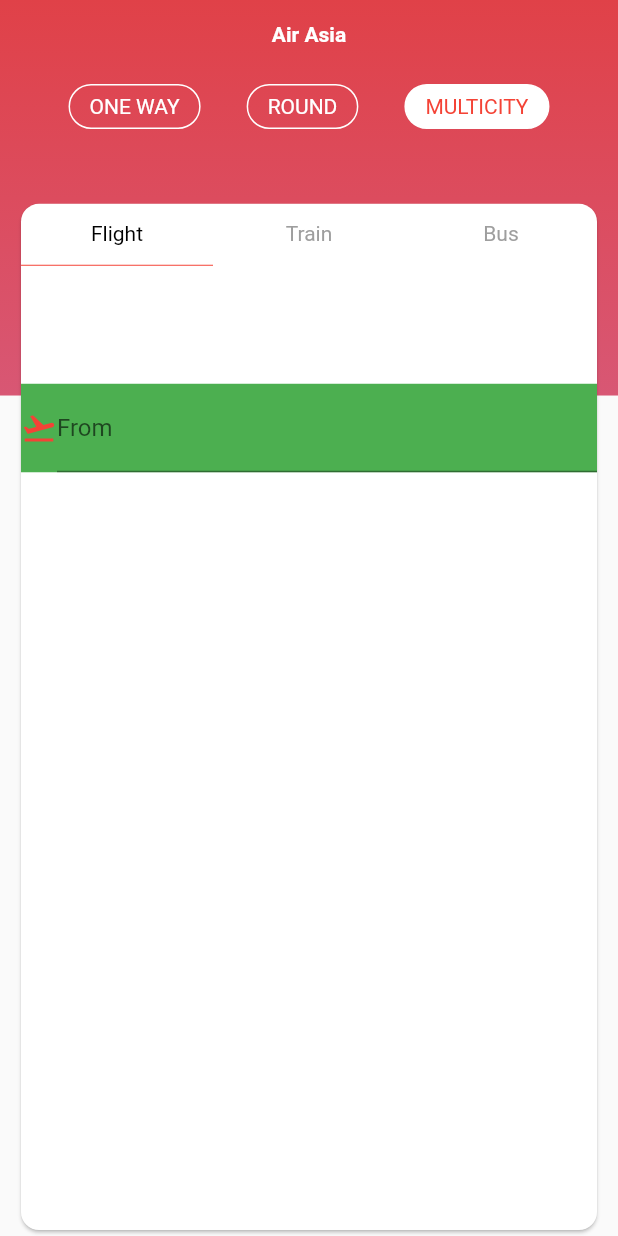
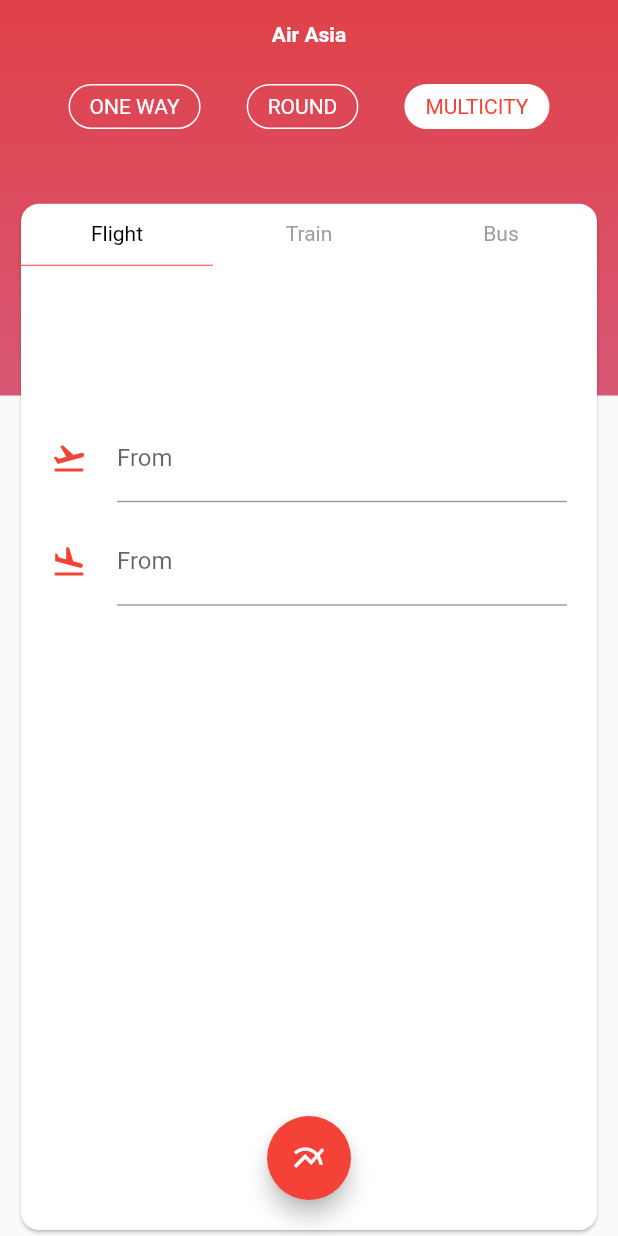
Before and after one commit to wilver06w/flightwithanimations, a Flutter app: the screen it shows after launch, on a phone screen of 412 x 824 dp. Run offline on Flutter 3.47's test engine with Material 2 defaults, Android fonts, the phone set to English and light mode, and no system bars.

Commit message:
Avanzando animacion avion

```diff
--- a/lib/components/fight_form.dart
+++ b/lib/components/fight_form.dart
@@ -7,13 +7,14 @@ class FlightForm extends StatelessWidget {
 
   @override
   Widget build(BuildContext context) {
-    return Container(
-      color: Colors.green,
+    return Padding(
+      padding: const EdgeInsets.all(20.0),
       child: Column(
         children: [
           Row(
             children: const [
               Icon(Icons.flight_takeoff, color: Colors.red),
+              SizedBox(width: 20.0),
               Expanded(
                 child: TextField(
                   decoration: InputDecoration(labelText: 'From'),
@@ -21,6 +22,24 @@ class FlightForm extends StatelessWidget {
               ),
             ],
           ),
+          const SizedBox(height: 10.0),
+          Row(
+            children: const [
+              Icon(Icons.flight_land, color: Colors.red),
+              SizedBox(width: 20.0),
+              Expanded(
+                child: TextField(
+                  decoration: InputDecoration(labelText: 'From'),
+                ),
+              ),
+            ],
+          ),
+          const Spacer(),
+          FloatingActionButton(
+            onPressed: onTap,
+            backgroundColor: Colors.red,
+            child: const Icon(Icons.multiline_chart),
+          ),
         ],
       ),
     );
--- a/lib/main.dart
+++ b/lib/main.dart
@@ -19,7 +19,7 @@ class MyApp extends StatelessWidget {
       ),
       initialRoute: 'Home',
       routes: {
-        'Home': (_) => Home(),
+        'Home': (_) => const Home(),
       },
     );
   }
--- a/lib/pages/home.dart
+++ b/lib/pages/home.dart
@@ -1,12 +1,34 @@
 import 'package:flightwithanimations/components/fight_form.dart';
+import 'package:flightwithanimations/components/fight_timeline.dart';
 import 'package:flutter/material.dart';
 
 class Home extends StatefulWidget {
+  const Home({Key? key}) : super(key: key);
+
   @override
   State<Home> createState() => _HomeState();
 }
 
+enum FlightView {
+  form,
+  timeline,
+}
+
 class _HomeState extends State<Home> {
+  FlightView flightView = FlightView.form;
+
+  void _onFlightPressed() {
+    setState(() {
+      flightView = FlightView.timeline;
+    });
+  }
+
+  void _onFormPressed() {
+    setState(() {
+      flightView = FlightView.form;
+    });
+  }
+
   @override
   Widget build(BuildContext context) {
     Size _size = MediaQuery.of(context).size;
@@ -78,8 +100,14 @@ class _HomeState extends State<Home> {
                             child: TabButton(title: 'Bus', selected: false)),
                       ],
                     ),
-                    FlightForm(
-                      onTap: () {},
+                    Expanded(
+                      child: flightView == FlightView.form
+                          ? FlightForm(
+                              onTap: _onFlightPressed,
+                            )
+                          : FlightTimeLine(
+                              onTap: _onFormPressed,
+                            ),
                     ),
                   ],
                 ),
```
Also changed, not shown: lib/components/fight_timeline.dart (added, +227 -0 lines).
